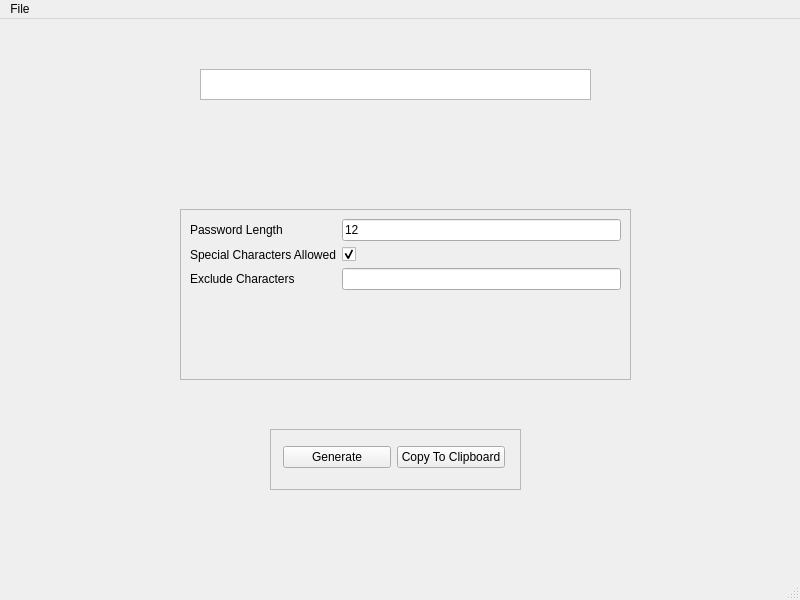
First picture: the form in mainwindow.ui, repository alexandernoahsky/PasswordZ, before the edit.
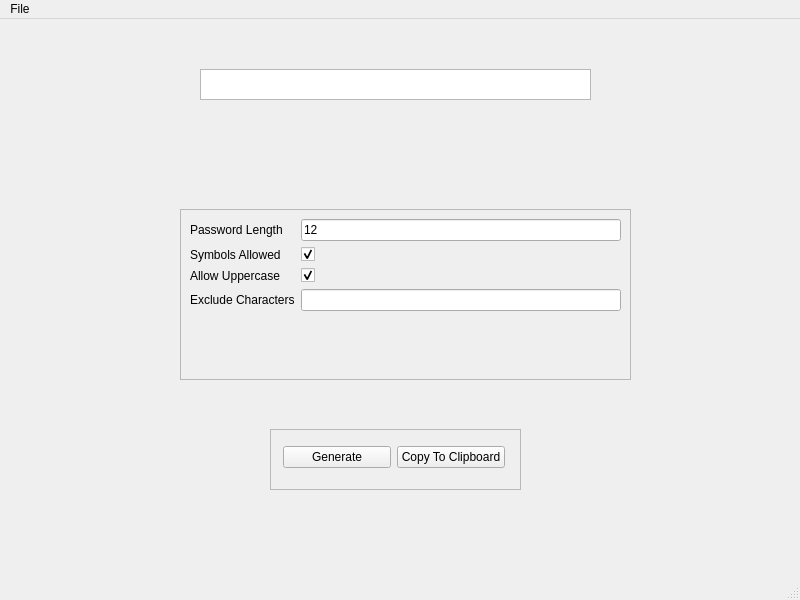
Second picture: the form after the edit.

Diff of the .ui file:
```diff
--- a/mainwindow.ui
+++ b/mainwindow.ui
@@ -57,7 +57,7 @@
      <item row="1" column="0">
       <widget class="QLabel" name="specialCharsAllowedLabel">
        <property name="text">
-        <string>Special Characters Allowed</string>
+        <string>Symbols Allowed</string>
        </property>
       </widget>
      </item>
@@ -74,16 +74,33 @@
        </property>
       </widget>
      </item>
-     <item row="2" column="0">
+     <item row="3" column="0">
       <widget class="QLabel" name="excludeCharactersLabel">
        <property name="text">
         <string>Exclude Characters</string>
        </property>
       </widget>
      </item>
-     <item row="2" column="1">
+     <item row="3" column="1">
       <widget class="QLineEdit" name="excludeCharactersLineEditBox"/>
      </item>
+     <item row="2" column="0">
+      <widget class="QLabel" name="AllowUppercaseLabel">
+       <property name="text">
+        <string>Allow Uppercase</string>
+       </property>
+      </widget>
+     </item>
+     <item row="2" column="1">
+      <widget class="QCheckBox" name="allowUppercaseCheckbox">
+       <property name="text">
+        <string/>
+       </property>
+       <property name="checked">
+        <bool>true</bool>
+       </property>
+      </widget>
+     </item>
     </layout>
    </widget>
    <widget class="QFrame" name="frame_2">
```
Left out of the diff: 4 changed lines with no effect on the pictures.
